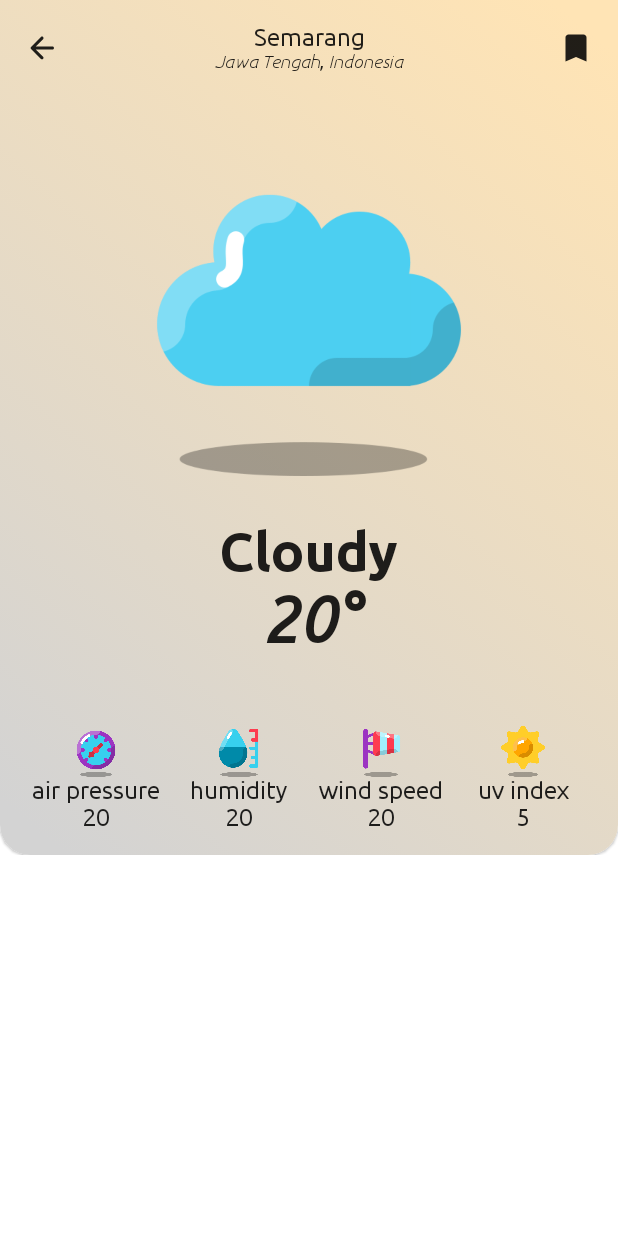
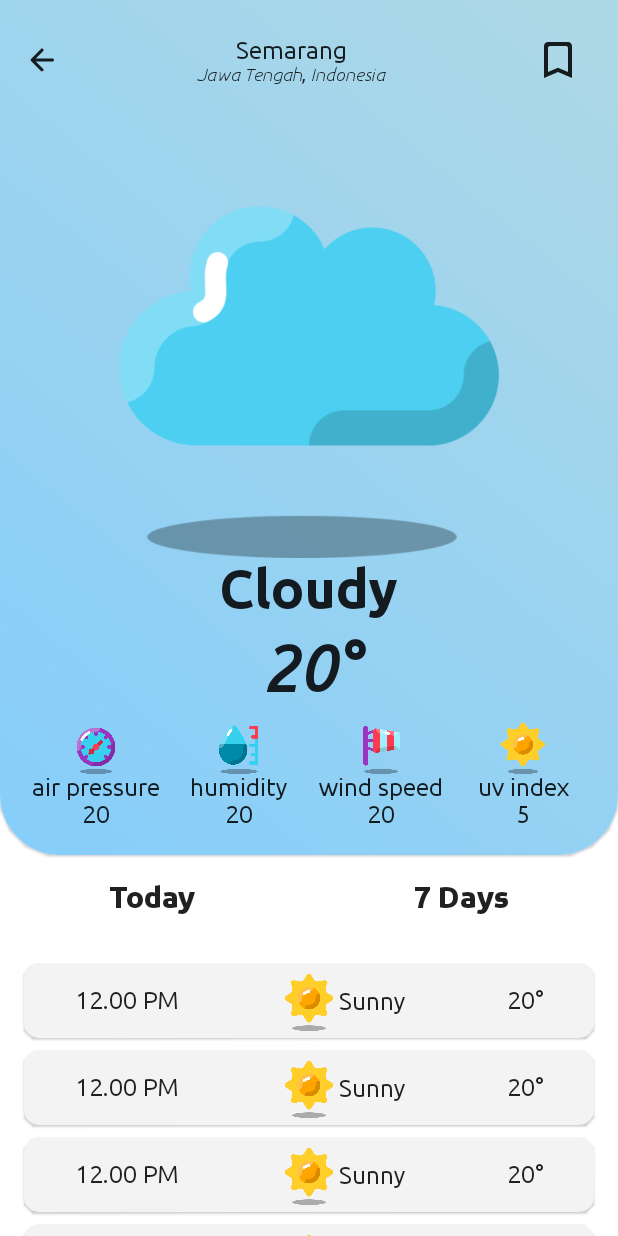
Before and after one commit to ilhamaldiann/CAPSTONE-PROJECT, an Android app built with Jetpack Compose: the @Preview function DetailWeatherPreview, on a phone screen of 412 x 824 dp. Run offline under Robolectric (Android 15) with nearby library versions, the phone set to English and light mode, and no system bars.

Commit message:
Add UI Components and Update Design

```diff
--- /dev/null
+++ b/MD/app/src/main/java/com/example/weatherapp/ui/components/ForecastCard.kt
@@ -0,0 +1,133 @@
+package com.example.weatherapp.ui.components
+
+import androidx.compose.foundation.Image
+import androidx.compose.foundation.layout.*
+import androidx.compose.foundation.shape.RoundedCornerShape
+import androidx.compose.material.Card
+import androidx.compose.material.Icon
+import androidx.compose.material.MaterialTheme
+import androidx.compose.material.Text
+import androidx.compose.runtime.Composable
+import androidx.compose.ui.Alignment
+import androidx.compose.ui.Modifier
+import androidx.compose.ui.graphics.Color
+import androidx.compose.ui.graphics.vector.ImageVector
+import androidx.compose.ui.res.painterResource
+import androidx.compose.ui.res.vectorResource
+import androidx.compose.ui.tooling.preview.Preview
+import androidx.compose.ui.unit.dp
+import com.example.weatherapp.R
+import com.example.weatherapp.ui.theme.lightmode_primary_bg
+
+@Preview(widthDp = 320)
+@Composable
+fun ForecastTodayCard(
+    modifier: Modifier = Modifier,
+) {
+    Card(
+        modifier = modifier
+            .fillMaxWidth()
+            .height(50.dp),
+        backgroundColor = lightmode_primary_bg,
+        shape = RoundedCornerShape(10.dp)
+    ) {
+        Row(
+            modifier = modifier,
+            horizontalArrangement = Arrangement.SpaceAround,
+            verticalAlignment = Alignment.CenterVertically
+        ) {
+            Text(
+                text = "12.00 PM",
+                style = MaterialTheme.typography.body1
+            )
+            Row (
+                verticalAlignment = Alignment.CenterVertically
+                    ){
+                Image(
+                    modifier = modifier.size(40.dp),
+                    painter = painterResource(R.drawable.ic_sunny),
+                    contentDescription = null,
+                )
+                Text(
+                    text = "Sunny",
+                    style = MaterialTheme.typography.body1
+                )
+            }
+            Text(
+                text = "20°",
+                style = MaterialTheme.typography.body1
+            )
+        }
+    }
+}
+
+@Preview(widthDp = 320)
+@Composable
+fun ForecastDaysCard(
+    modifier: Modifier = Modifier,
+) {
+    Card(
+        modifier = modifier
+            .fillMaxWidth()
+            .height(50.dp),
+        shape = RoundedCornerShape(10.dp)
+    ) {
+        Row(
+            modifier = modifier,
+            horizontalArrangement = Arrangement.SpaceAround,
+            verticalAlignment = Alignment.CenterVertically
+        ) {
+            Text(
+                text = "Monday",
+                style = MaterialTheme.typography.body1
+            )
+            Row (
+                verticalAlignment = Alignment.CenterVertically
+            ){
+                Image(
+                    modifier = modifier.size(40.dp),
+                    painter = painterResource(R.drawable.ic_sunny),
+                    contentDescription = null,
+                )
+                Text(
+                    text = "Sunny",
+                    style = MaterialTheme.typography.body1
+                )
+            }
+            Column {
+                Row(
+                    verticalAlignment = Alignment.CenterVertically,
+                    horizontalArrangement = Arrangement.spacedBy(3.dp)
+                ){
+                    Text(
+                        text = "30°",
+                        color = Color(0xFFFF5050),
+                        style = MaterialTheme.typography.body1
+                    )
+                    Icon(
+                        modifier = modifier.size(16.dp),
+                        imageVector = ImageVector.vectorResource(R.drawable.ic_arrow_up),
+                        contentDescription = null,
+                        tint = Color(0xFFFF5050)
+                    )
+                }
+                Row(
+                    verticalAlignment = Alignment.CenterVertically,
+                    horizontalArrangement = Arrangement.spacedBy(3.dp)
+                ){
+                    Text(
+                        text = "20°",
+                        color = Color(0xFF62FF50),
+                        style = MaterialTheme.typography.body1
+                    )
+                    Icon(
+                        modifier = modifier.size(16.dp),
+                        imageVector = ImageVector.vectorResource(R.drawable.ic_arrow_down),
+                        contentDescription = null,
+                        tint = Color(0xFF62FF50)
+                    )
+                }
+            }
+        }
+    }
+}
--- a/MD/app/src/main/java/com/example/weatherapp/ui/screen/detail/DetailScreen.kt
+++ b/MD/app/src/main/java/com/example/weatherapp/ui/screen/detail/DetailScreen.kt
@@ -8,22 +8,21 @@ import androidx.compose.foundation.lazy.LazyColumn
 import androidx.compose.foundation.lazy.grid.GridCells
 import androidx.compose.foundation.lazy.grid.LazyVerticalGrid
 import androidx.compose.foundation.shape.RoundedCornerShape
-import androidx.compose.material.Card
-import androidx.compose.material.Icon
-import androidx.compose.material.MaterialTheme
-import androidx.compose.material.Text
+import androidx.compose.material.*
 import androidx.compose.material.icons.Icons
 import androidx.compose.material.icons.rounded.*
-import androidx.compose.runtime.Composable
+import androidx.compose.runtime.*
 import androidx.compose.ui.Alignment
 import androidx.compose.ui.Modifier
-import androidx.compose.ui.graphics.*
 import androidx.compose.ui.res.painterResource
 import androidx.compose.ui.text.font.FontStyle
 import androidx.compose.ui.tooling.preview.Preview
 import androidx.compose.ui.unit.dp
 import com.example.weatherapp.R
+import com.example.weatherapp.ui.components.ForecastDaysCard
+import com.example.weatherapp.ui.components.ForecastTodayCard
 import com.example.weatherapp.ui.theme.WeatherAppTheme
+import com.example.weatherapp.ui.theme.bg_cloudy
 import com.example.weatherapp.utils.gradientBackground
 
 @Composable
@@ -33,11 +32,19 @@ fun DetailScreen(
     navigateBack: () -> Unit,
 ) {
     Log.i("DetailWeather", "DetailWeather: $cityName")
+
+    var isForecastToday by remember { mutableStateOf(true) }
+    var isBookmarked by remember { mutableStateOf(false) }
+
     Column(
-        modifier = modifier
-            .fillMaxWidth(),
+        modifier = modifier.fillMaxWidth(),
+        verticalArrangement = Arrangement.spacedBy(8.dp)
     ) {
-        MainCard(navigateBack = navigateBack)
+        MainCard(
+            navigateBack = navigateBack,
+            isBookmarked = isBookmarked,
+            onCheckChanged = { isBookmarked = it }
+        )
         Row(
             modifier = modifier
                 .fillMaxWidth()
@@ -45,10 +52,31 @@ fun DetailScreen(
             horizontalArrangement = Arrangement.SpaceAround,
             verticalAlignment = Alignment.CenterVertically
         ) {
-            Text(text = "Today")
-            Text(text = "7 Days")
+            Text(
+                modifier = modifier.clickable { isForecastToday = true },
+                text = "Today",
+                style = MaterialTheme.typography.h6
+            )
+            Text(
+                modifier = modifier.clickable { isForecastToday = false },
+                text = "7 Days",
+                style = MaterialTheme.typography.h6
+            )
         }
-        LazyColumn {
+        LazyColumn(
+            modifier = modifier,
+            contentPadding = PaddingValues(16.dp),
+            verticalArrangement = Arrangement.spacedBy(8.dp)
+        ) {
+            if (isForecastToday) {
+                items(5) {
+                    ForecastTodayCard()
+                }
+            } else {
+                items(5) {
+                    ForecastDaysCard()
+                }
+            }
         }
     }
 }
@@ -57,27 +85,31 @@ fun DetailScreen(
 fun MainCard(
     modifier: Modifier = Modifier,
     navigateBack: () -> Unit,
+    isBookmarked: Boolean,
+    onCheckChanged: (Boolean) -> Unit
 ) {
     Card(
         modifier = modifier
             .fillMaxWidth()
             .height(570.dp),
-        shape = RoundedCornerShape(bottomStart = 20.dp, bottomEnd = 20.dp)
+        shape = RoundedCornerShape(bottomStart = 40.dp, bottomEnd = 40.dp)
     ) {
-        Box(
-            modifier = modifier.gradientBackground(
-                listOf(Color(0xFFD3D3D3), Color(0xFFFFE4B5)),
-                45F
+        Box(modifier = modifier.gradientBackground(bg_cloudy, 45F))
+        Column(
+            modifier = modifier.padding(16.dp),
+            horizontalAlignment = Alignment.CenterHorizontally,
+            verticalArrangement = Arrangement.spacedBy(8.dp)
+        ) {
+            Header(
+                navigateBack = navigateBack,
+                isBookmarked = isBookmarked,
+                onCheckChanged = onCheckChanged
             )
-        )
-        Column(
-            modifier = modifier
-                .padding(16.dp),
-            horizontalAlignment = Alignment.CenterHorizontally
-        ) {
-            Header(navigateBack = navigateBack)
             WeatherInCard()
-            Text(text = "20°", style = MaterialTheme.typography.h3.copy(fontStyle = FontStyle.Italic))
+            Text(
+                text = "20°",
+                style = MaterialTheme.typography.h3.copy(fontStyle = FontStyle.Italic)
+            )
             GridWeatherComponent()
         }
     }
@@ -87,18 +119,16 @@ fun MainCard(
 fun Header(
     modifier: Modifier = Modifier,
     navigateBack: () -> Unit,
+    isBookmarked: Boolean,
+    onCheckChanged: (Boolean) -> Unit
 ) {
     Row(
-        modifier = modifier
-            .fillMaxWidth(),
+        modifier = modifier.fillMaxWidth(),
         horizontalArrangement = Arrangement.SpaceBetween,
         verticalAlignment = Alignment.CenterVertically
     ) {
         Icon(
-            modifier = modifier
-                .clickable {
-                    navigateBack()
-                },
+            modifier = modifier.clickable { navigateBack() },
             imageVector = Icons.Rounded.ArrowBack,
             contentDescription = "Back",
         )
@@ -115,10 +145,20 @@ fun Header(
                 style = MaterialTheme.typography.body2
             )
         }
-        Icon(
-            imageVector = Icons.Rounded.Bookmark,
-            contentDescription = "Bookmark"
-        )
+        IconToggleButton(
+            checked = isBookmarked,
+            onCheckedChange = { onCheckChanged(it) }
+        ) {
+            Icon(
+                modifier = modifier.size(32.dp),
+                imageVector = if (isBookmarked) {
+                    Icons.Rounded.Bookmark
+                } else {
+                    Icons.Rounded.BookmarkBorder
+                },
+                contentDescription = "Bookmark"
+            )
+        }
     }
 }
 
@@ -128,16 +168,14 @@ fun WeatherInCard(modifier: Modifier = Modifier) {
         horizontalAlignment = Alignment.CenterHorizontally,
     ) {
         Image(
-            modifier = modifier
-                .size(300.dp)
-                .padding(horizontal = 30.dp),
+            modifier = modifier.size(300.dp),
             painter = painterResource(R.drawable.ic_cloudy),
             contentDescription = null,
         )
         Text(
             modifier = modifier,
             text = "Cloudy",
-            style = MaterialTheme.typography.h4
+            style = MaterialTheme.typography.h4,
         )
     }
 }
@@ -145,21 +183,20 @@ fun WeatherInCard(modifier: Modifier = Modifier) {
 @Composable
 fun GridWeatherComponent(modifier: Modifier = Modifier) {
     LazyVerticalGrid(
-        modifier = modifier
-            .fillMaxSize(),
+        modifier = modifier.fillMaxSize(),
         columns = GridCells.Fixed(4),
-        verticalArrangement = Arrangement.Bottom
+        verticalArrangement = Arrangement.Center
     ) {
-        item{
+        item {
             GridComponents(icon = R.drawable.ic_barometer, text = "air pressure", value = "20")
         }
-        item{
+        item {
             GridComponents(icon = R.drawable.ic_humidity, text = "humidity", value = "20")
         }
-        item{
+        item {
             GridComponents(icon = R.drawable.ic_wind_speed, text = "wind speed", value = "20")
         }
-        item{
+        item {
             GridComponents(icon = R.drawable.ic_sunny, text = "uv index", value = "5")
         }
     }
@@ -185,10 +222,11 @@ fun GridComponents(
         Text(text = value, style = MaterialTheme.typography.body1)
     }
 }
-@Preview(showBackground = false, widthDp = 432)
+
+@Preview(showBackground = true, widthDp = 432)
 @Composable
 fun DetailWeatherPreview() {
     WeatherAppTheme {
-        MainCard(navigateBack = {})
+        DetailScreen(cityName = "Semarang") {}
     }
 }
```
Also changed, not shown: MD/app/src/main/java/com/example/weatherapp/ui/components/WeatherCard.kt (+9 -9 lines), MD/app/src/main/java/com/example/weatherapp/ui/theme/Color.kt (+19 -0 lines), MD/app/src/main/java/com/example/weatherapp/ui/theme/Theme.kt (+8 -4 lines), MD/app/src/main/res/drawable/ic_arrow_down.xml (added, +9 -0 lines), MD/app/src/main/res/drawable/ic_arrow_up.xml (added, +9 -0 lines), MD/app/src/main/res/drawable/location.png (added).
